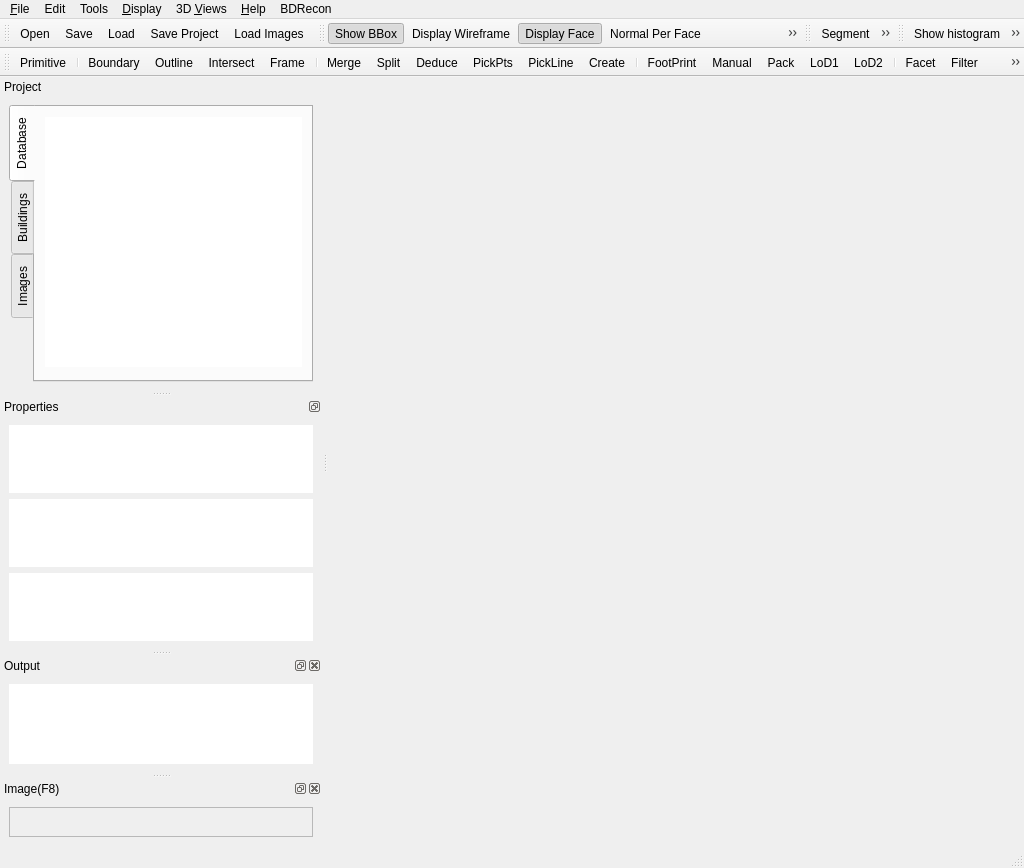
Before: the Qt Designer form qCC/ui_templates/mainWindow.ui in CloudCompare/CloudCompare, drawn with Qt 5.
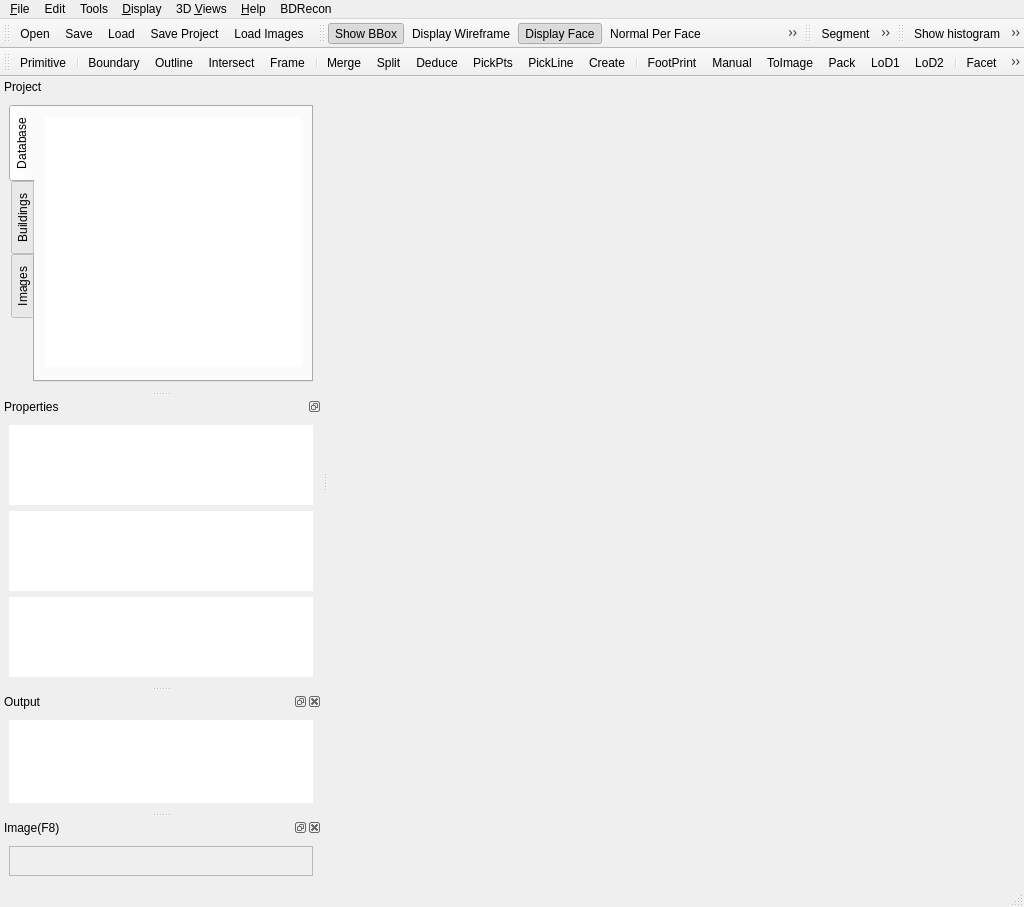
After: the same form once the commit is applied. Icons and pictures are not drawn. Custom widgets are drawn as their Qt base class.

```diff
--- a/qCC/ui_templates/mainWindow.ui
+++ b/qCC/ui_templates/mainWindow.ui
@@ -7,7 +7,7 @@
     <x>0</x>
     <y>0</y>
     <width>1024</width>
-    <height>768</height>
+    <height>907</height>
    </rect>
   </property>
   <property name="sizePolicy">
@@ -853,7 +853,7 @@
    <property name="minimumSize">
     <size>
      <width>109</width>
-     <height>100</height>
+     <height>259</height>
     </size>
    </property>
    <property name="floating">
@@ -994,7 +994,7 @@
    <property name="minimumSize">
     <size>
      <width>91</width>
-     <height>50</height>
+     <height>120</height>
     </size>
    </property>
    <property name="maximumSize">
@@ -1150,6 +1150,7 @@
    <addaction name="separator"/>
    <addaction name="actionBDFootPrintAuto"/>
    <addaction name="actionBDFootPrintManual"/>
+   <addaction name="actionProjectToImage"/>
    <addaction name="actionBDFootPrintPack"/>
    <addaction name="actionBDLoD1Generation"/>
    <addaction name="actionBD3D4EM"/>
@@ -3942,6 +3943,9 @@
    <property name="text">
     <string>Project To Image</string>
    </property>
+   <property name="iconText">
+    <string>ToImage</string>
+   </property>
   </action>
   <action name="actionDisplayWireframe">
    <property name="checkable">
```
Left out of the diff: 4 changed lines with no effect on the pictures.
